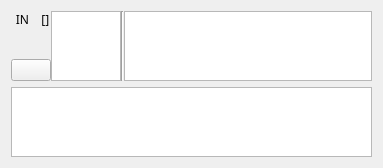
forlwow/mysql_connecter, file UI/wd_cell.ui: the form before one commit.
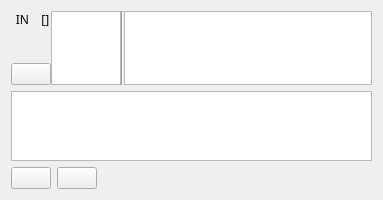
The form after the commit. Icons and pictures are not drawn.

Diff of the .ui file:
```diff
--- a/UI/wd_cell.ui
+++ b/UI/wd_cell.ui
@@ -7,7 +7,7 @@
     <x>0</x>
     <y>0</y>
     <width>383</width>
-    <height>168</height>
+    <height>200</height>
    </rect>
   </property>
   <property name="sizePolicy">
@@ -19,7 +19,7 @@
   <property name="windowTitle">
    <string>Form</string>
   </property>
-  <layout class="QVBoxLayout" name="verticalLayout_2" stretch="6,2">
+  <layout class="QVBoxLayout" name="verticalLayout_2" stretch="6,2,0">
    <property name="sizeConstraint">
     <enum>QLayout::SetDefaultConstraint</enum>
    </property>
@@ -141,6 +141,57 @@
      </property>
     </widget>
    </item>
+   <item>
+    <layout class="QHBoxLayout" name="layout_bottom">
+     <item>
+      <widget class="QPushButton" name="btn_add_cell">
+       <property name="sizePolicy">
+        <sizepolicy hsizetype="Fixed" vsizetype="Fixed">
+         <horstretch>0</horstretch>
+         <verstretch>0</verstretch>
+        </sizepolicy>
+       </property>
+       <property name="text">
+        <string/>
+       </property>
+       <property name="icon">
+        <iconset resource="../res/icon.qrc">
+         <normaloff>:/icon/icon_common/add.svg</normaloff>:/icon/icon_common/add.svg</iconset>
+       </property>
+      </widget>
+     </item>
+     <item>
+      <widget class="QPushButton" name="btn_del_cell">
+       <property name="sizePolicy">
+        <sizepolicy hsizetype="Fixed" vsizetype="Fixed">
+         <horstretch>0</horstretch>
+         <verstretch>0</verstretch>
+        </sizepolicy>
+       </property>
+       <property name="text">
+        <string/>
+       </property>
+       <property name="icon">
+        <iconset resource="../res/icon.qrc">
+         <normaloff>:/icon/icon_common/close.svg</normaloff>:/icon/icon_common/close.svg</iconset>
+       </property>
+      </widget>
+     </item>
+     <item>
+      <spacer name="horizontalSpacer">
+       <property name="orientation">
+        <enum>Qt::Horizontal</enum>
+       </property>
+       <property name="sizeHint" stdset="0">
+        <size>
+         <width>40</width>
+         <height>20</height>
+        </size>
+       </property>
+      </spacer>
+     </item>
+    </layout>
+   </item>
   </layout>
  </widget>
  <resources>
```
